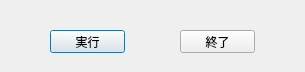
Qt form mouseeventlog_sample_dialog_base.ui (yoichigmf/MeshCodeGet) before a commit.
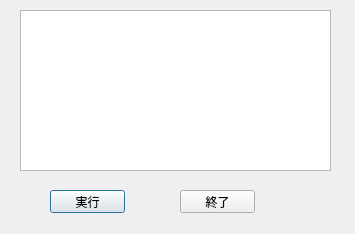
The same form after that commit.

Commit message: add 25m and 5m info

Diff of the .ui file:
```diff
--- a/mouseeventlog_sample_dialog_base.ui
+++ b/mouseeventlog_sample_dialog_base.ui
@@ -6,8 +6,8 @@
    <rect>
     <x>0</x>
     <y>0</y>
-    <width>305</width>
-    <height>72</height>
+    <width>355</width>
+    <height>234</height>
    </rect>
   </property>
   <property name="windowTitle">
@@ -17,7 +17,7 @@
    <property name="geometry">
     <rect>
      <x>50</x>
-     <y>30</y>
+     <y>190</y>
      <width>75</width>
      <height>23</height>
     </rect>
@@ -33,7 +33,7 @@
    <property name="geometry">
     <rect>
      <x>180</x>
-     <y>30</y>
+     <y>190</y>
      <width>75</width>
      <height>23</height>
     </rect>
@@ -42,6 +42,16 @@
     <string>終了</string>
    </property>
   </widget>
+  <widget class="QPlainTextEdit" name="plainTextEdit">
+   <property name="geometry">
+    <rect>
+     <x>20</x>
+     <y>10</y>
+     <width>311</width>
+     <height>161</height>
+    </rect>
+   </property>
+  </widget>
  </widget>
  <resources/>
  <connections>
```
The commit also changes 2 other files.
